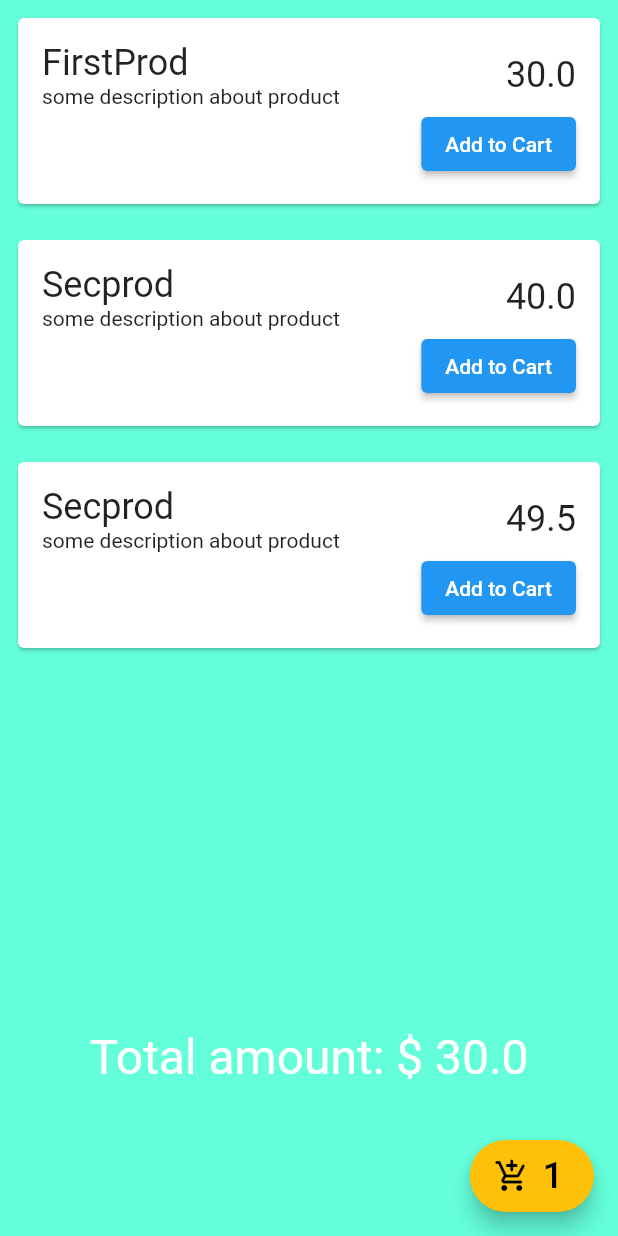
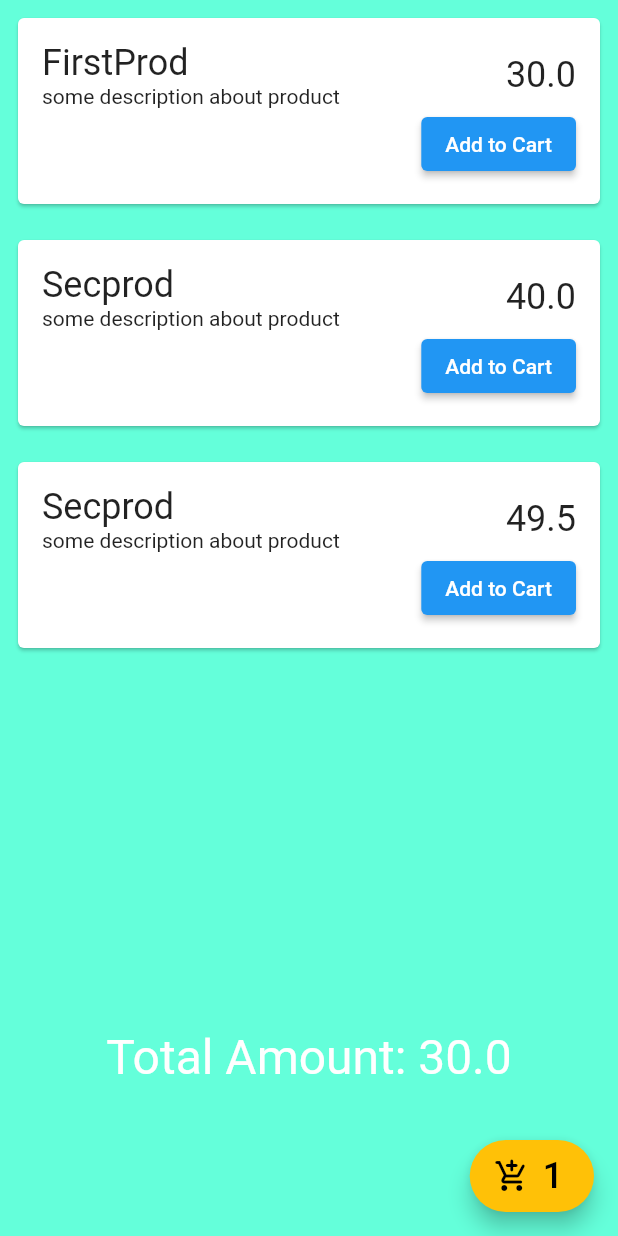
Before and after one commit to SheikhAman/getx, a Flutter app: the screen it shows after launch, after a tap on "Add to Cart", on a phone screen of 412 x 824 dp. Run offline on Flutter 3.47's test engine with Material 2 defaults, Android fonts, the phone set to English and light mode, and no system bars; our stand-ins replace get.

Commit message:
GetBuilder and update method used

```diff
--- a/lib/controllers/cart_controller.dart
+++ b/lib/controllers/cart_controller.dart
@@ -6,6 +6,8 @@ class CartController extends GetxController {
   var cartItems = <Product>[].obs;
 
   int get count => cartItems.length;
+
+  var testAmount = 0.0;
 
   // ai getter property observable korar dorkar nai karon se listen korche
   // total amount
@@ -16,5 +18,7 @@ class CartController extends GetxController {
 
   addToCart(Product product) {
     cartItems.add(product);
+    testAmount = totalPrice;
+    update();
   }
 }
--- a/lib/views/shopping_page.dart
+++ b/lib/views/shopping_page.dart
@@ -70,11 +70,12 @@ class ShoppingPage extends StatelessWidget {
                 ),
               ),
             ),
-            GetX<CartController>(
-                builder: (controller) => Text(
-                      'Total amount: \$ ${controller.totalPrice}',
-                      style: TextStyle(fontSize: 32, color: Colors.white),
-                    )),
+            GetBuilder<CartController>(builder: (controller) {
+              return Text(
+                'Total Amount: ${controller.testAmount}',
+                style: TextStyle(fontSize: 32, color: Colors.white),
+              );
+            }),
             SizedBox(
               height: 100.0,
             )
```
